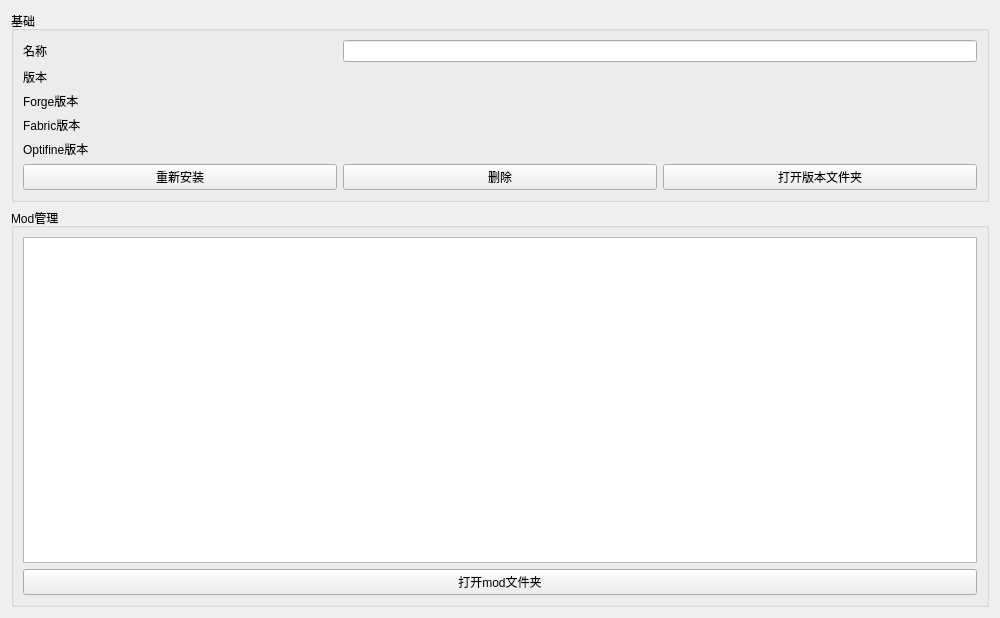
This is Ui/VersionManager/VersionManager.ui in 1604042736/FMCL as Qt 5 draws it before an edit. The edited form follows.
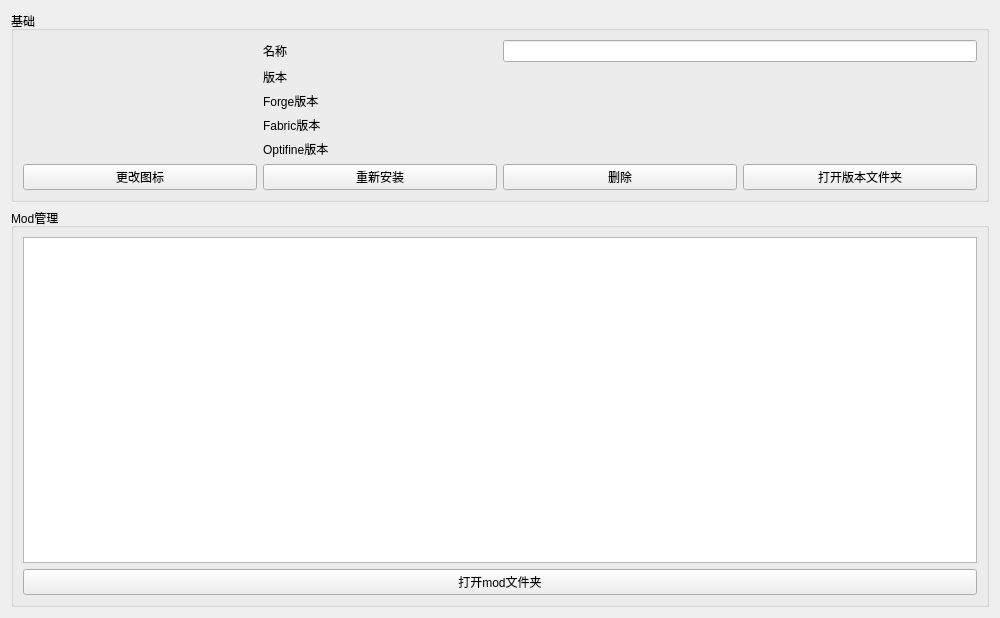
This is the edited form.

Commit message: Support display game icon

```diff
--- a/Ui/VersionManager/VersionManager.ui
+++ b/Ui/VersionManager/VersionManager.ui
@@ -20,93 +20,110 @@
       <string>基础</string>
      </property>
      <layout class="QGridLayout" name="gridLayout_2">
-      <item row="4" column="1">
-       <widget class="QLabel" name="l_optifineversion">
-        <property name="text">
-         <string/>
-        </property>
-       </widget>
-      </item>
-      <item row="3" column="0">
+      <item row="3" column="1">
        <widget class="QLabel" name="label_4">
         <property name="text">
          <string>Fabric版本</string>
         </property>
        </widget>
       </item>
-      <item row="5" column="1">
-       <widget class="QPushButton" name="pb_del">
+      <item row="2" column="2" colspan="2">
+       <widget class="QLabel" name="l_forgeversion">
         <property name="text">
-         <string>删除</string>
+         <string/>
         </property>
        </widget>
       </item>
-      <item row="5" column="2">
-       <widget class="QPushButton" name="pb_openfoder">
+      <item row="0" column="2" colspan="2">
+       <widget class="QLineEdit" name="le_name"/>
+      </item>
+      <item row="3" column="2">
+       <widget class="QLabel" name="l_fabricversion">
         <property name="text">
-         <string>打开版本文件夹</string>
+         <string/>
         </property>
        </widget>
       </item>
-      <item row="4" column="0">
+      <item row="4" column="1">
        <widget class="QLabel" name="label_5">
         <property name="text">
          <string>Optifine版本</string>
         </property>
        </widget>
       </item>
-      <item row="1" column="0">
+      <item row="5" column="3">
+       <widget class="QPushButton" name="pb_openfoder">
+        <property name="text">
+         <string>打开版本文件夹</string>
+        </property>
+       </widget>
+      </item>
+      <item row="1" column="1">
        <widget class="QLabel" name="label_2">
         <property name="text">
          <string>版本</string>
         </property>
        </widget>
       </item>
-      <item row="2" column="1" colspan="2">
-       <widget class="QLabel" name="l_forgeversion">
+      <item row="5" column="2">
+       <widget class="QPushButton" name="pb_del">
         <property name="text">
-         <string/>
+         <string>删除</string>
         </property>
        </widget>
       </item>
-      <item row="3" column="1">
-       <widget class="QLabel" name="l_fabricversion">
-        <property name="text">
-         <string/>
-        </property>
-       </widget>
-      </item>
-      <item row="2" column="0">
-       <widget class="QLabel" name="label_3">
-        <property name="text">
-         <string>Forge版本</string>
-        </property>
-       </widget>
-      </item>
-      <item row="0" column="0">
-       <widget class="QLabel" name="label">
-        <property name="text">
-         <string>名称</string>
-        </property>
-       </widget>
-      </item>
-      <item row="0" column="1" colspan="2">
-       <widget class="QLineEdit" name="le_name"/>
-      </item>
-      <item row="5" column="0">
+      <item row="5" column="1">
        <widget class="QPushButton" name="pb_reinstall">
         <property name="text">
          <string>重新安装</string>
         </property>
        </widget>
       </item>
-      <item row="1" column="1" colspan="2">
+      <item row="4" column="2">
+       <widget class="QLabel" name="l_optifineversion">
+        <property name="text">
+         <string/>
+        </property>
+       </widget>
+      </item>
+      <item row="0" column="1">
+       <widget class="QLabel" name="label">
+        <property name="text">
+         <string>名称</string>
+        </property>
+       </widget>
+      </item>
+      <item row="1" column="2" colspan="2">
        <widget class="QLabel" name="l_version">
         <property name="text">
          <string/>
         </property>
        </widget>
       </item>
+      <item row="2" column="1">
+       <widget class="QLabel" name="label_3">
+        <property name="text">
+         <string>Forge版本</string>
+        </property>
+       </widget>
+      </item>
+      <item row="0" column="0" rowspan="5">
+       <widget class="QLabel" name="l_icon">
+        <property name="text">
+         <string/>
+        </property>
+        <property name="alignment">
+         <set>Qt::AlignCenter</set>
+        </property>
+       </widget>
+      </item>
+      <item row="5" column="0">
+       <widget class="QPushButton" name="pb_changeicon">
+        <property name="text">
+         <string>更改图标</string>
+        </property>
+       </widget>
+      </item>
      </layout>
     </widget>
    </item>
```
The commit also changes 26 other files.
